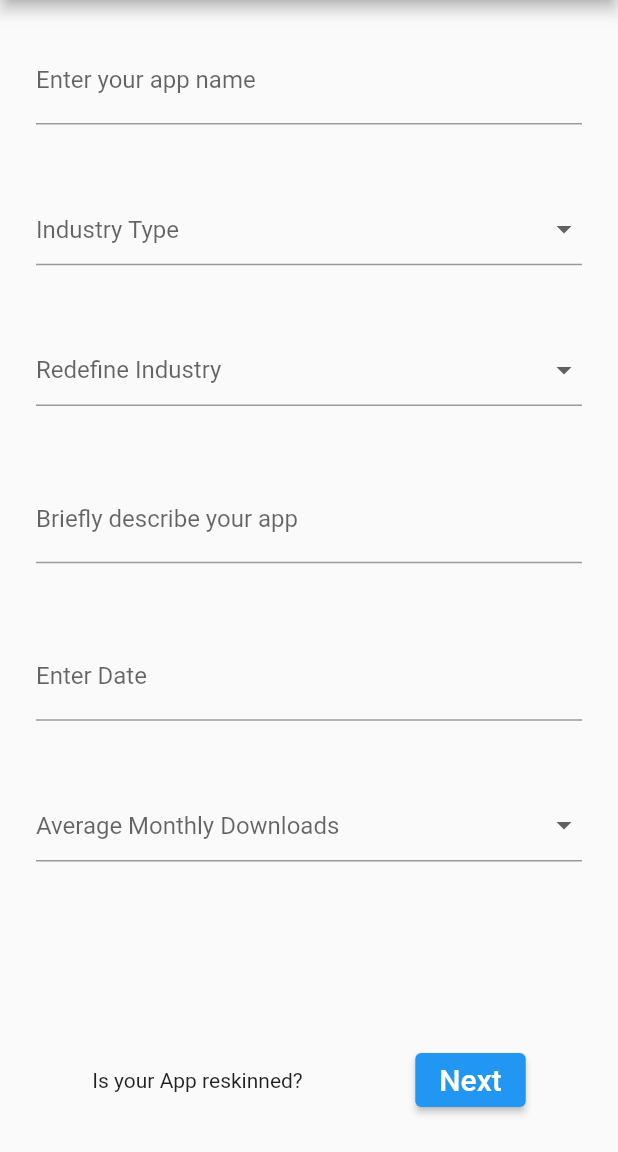
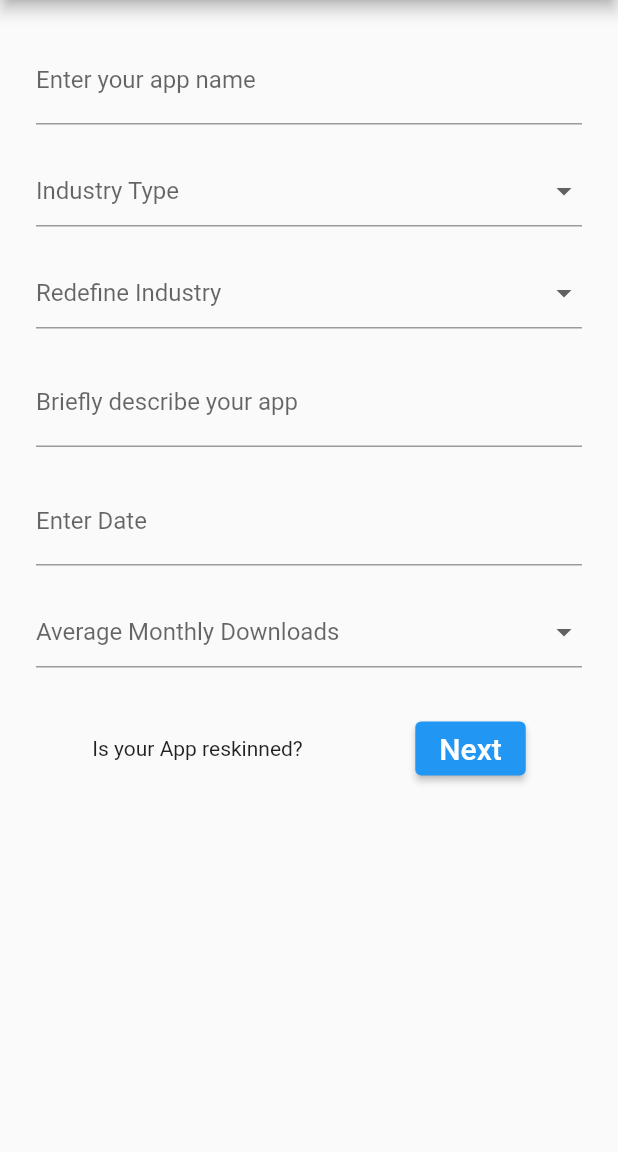
Before and after one commit to Ansh743/data_form_app, a Flutter app: the screen it shows after launch, on a phone screen of 412 x 824 dp, the part 84-1236 px from its top. Run offline on Flutter 3.47's test engine with Material 2 defaults, Android fonts, the phone set to English and light mode, and no system bars.

Commit message:
Replaced the main scaffold body with ListView to avoid overflow.

```diff
--- a/lib/form_ui.dart
+++ b/lib/form_ui.dart
@@ -173,19 +173,25 @@ class FormPageState extends State<FormPage> {
   Widget build(BuildContext context) {
     return Scaffold(
       appBar: _buildAppBar(),
-      body: Container(
-        margin: EdgeInsets.all(24),
-        child: Container(
-          child: Form(
+      body: ListView(
+        shrinkWrap: false,
+        padding: EdgeInsets.all(24),
+        children: [
+          Form(
             key: _formkey,
             child: Column(
               mainAxisAlignment: MainAxisAlignment.spaceBetween,
               children: [
                 _buildAppName(),
+                SizedBox(height: 20),
                 _buildIndustryType(),
+                SizedBox(height: 20),
                 _buildRedefinedIndustry(),
+                SizedBox(height: 20),
                 _buildAppSummary(),
+                SizedBox(height: 20),
                 _buildGoLiveDate(),
+                SizedBox(height: 20),
                 _buildAvgMonthlyDownload(),
                 SizedBox(height: 30),
                 Row(
@@ -216,7 +222,7 @@ class FormPageState extends State<FormPage> {
               ],
             ),
           ),
-        ),
+        ],
       ),
     );
   }
```
